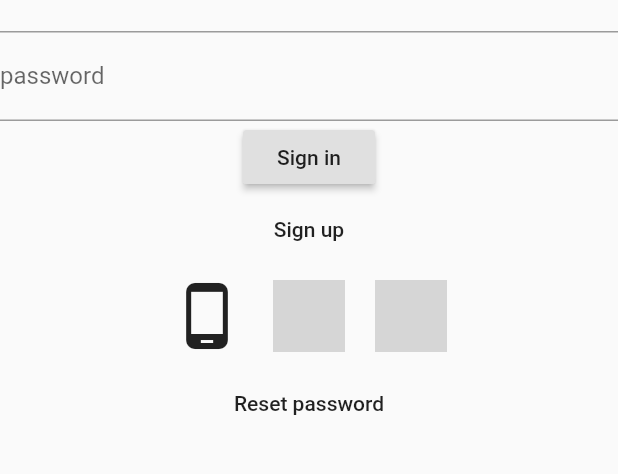
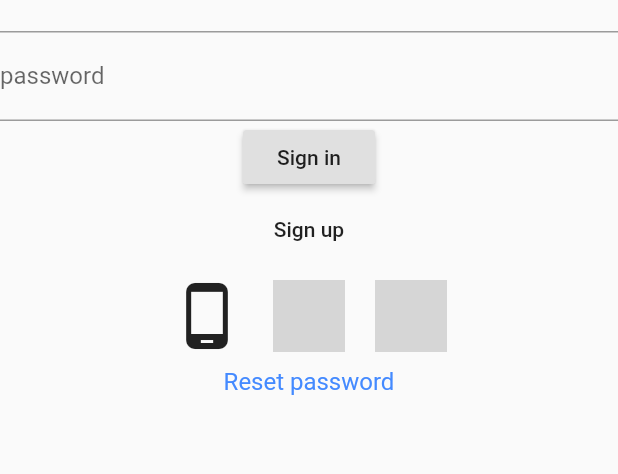
Before and after one commit to litslink/flutter-cognito-auth-blueprint, a Flutter app: the screen it shows after launch, on a phone screen of 412 x 824 dp, the part 86-560 px from its top. Run offline on Flutter 3.47's test engine with Material 2 defaults, Android fonts, the phone set to English and light mode, and no system bars; our stand-ins replace bloc, equatable, flutter_bloc, google_sign_in, image_picker; missing offline and left inert: amazon_s3_cognito, flutter_cognito_plugin; network calls fail; grey boxes are pictures that could not be loaded.

Commit message:
code refactoring

```diff
--- a/lib/auth/password_reset/password_reset_bloc.dart
+++ b/lib/auth/password_reset/password_reset_bloc.dart
@@ -37,7 +37,6 @@ class PasswordResetBloc extends Bloc<PasswordResetEvent, PasswordResetState> {
         yield ResetRequired(isEmailValid: true);
       }
     }
-
     if (event is ConfirmResetButtonPressed) {
       yield ResetLoading();
       try {
@@ -57,19 +56,16 @@ class PasswordResetBloc extends Bloc<PasswordResetEvent, PasswordResetState> {
         yield ConfirmReset(isPasswordValid: true, isCodeValid: true);
       }
     }
-
     if (event is EmailChanged) {
       yield FieldChanged();
       _email.add(event.email);
       yield ResetRequired(isEmailValid: true);
     }
-
     if (event is PasswordChanged) {
       yield FieldChanged();
       _password.add(event.password);
       yield ConfirmReset(isPasswordValid: true, isCodeValid: true);
     }
-
     if (event is ConfirmationCodeChanged) {
       yield FieldChanged();
       _code.add(event.code);
--- a/lib/auth/password_reset/password_reset_page.dart
+++ b/lib/auth/password_reset/password_reset_page.dart
@@ -58,8 +58,7 @@ class PasswordResetPageState extends State<PasswordResetPage> {
               } else if (state is GettingConfirmationCode) {
                 return _buildResetForm(context, true);
               } else if (state is ResetLoading) {
-                return _buildConfirmationForm(
-                    context, true, true);
+                return _buildConfirmationForm(context, true, true);
               }
             },
           ),
--- a/lib/auth/sign_in/sign_in_bloc.dart
+++ b/lib/auth/sign_in/sign_in_bloc.dart
@@ -44,7 +44,6 @@ class SignInBloc extends Bloc<SignInEvent, LoginState> {
         yield SignInRequired(isEmailValid: true, isPasswordValid: true);
       }
     }
-
     if (event is SignInWithGooglePressed) {
       yield SignInWithGoogle();
       try {
@@ -59,26 +58,21 @@ class SignInBloc extends Bloc<SignInEvent, LoginState> {
         yield SignInRequired(isEmailValid: true, isPasswordValid: true);
       }
     }
-
     if (event is SignInWithFacebookPressed) {
       yield SignInWithFacebook();
       await _authenticationRepository.signInWithFacebook();
     }
-
     if (event is SignUpButtonPressed) {
       yield SignInMovingToSignUp();
     }
-
     if (event is ResetButtonPressed) {
       yield ResetPassword();
     }
-
     if (event is EmailChanged) {
       yield FieldChanged();
       _email.add(event.email);
       yield SignInRequired(isEmailValid: true, isPasswordValid: true);
     }
-
     if (event is PasswordChanged) {
       yield FieldChanged();
       _password.add(event.password);
--- a/lib/auth/sign_in/sign_in_page.dart
+++ b/lib/auth/sign_in/sign_in_page.dart
@@ -32,7 +32,6 @@ class SignInPageState extends State<SignInPage> {
   @override
   Widget build(BuildContext c) {
     _signInBloc = SignInBloc(Provider.of<AuthenticationRepository>(context));
-
     return Scaffold(
         body: Container(
             margin: EdgeInsets.only(top: 20.0),
@@ -145,10 +144,11 @@ class SignInPageState extends State<SignInPage> {
           )
         ],
       ),
-      FlatButton(
-          onPressed: () =>
-              Navigator.of(context).pushNamed(PasswordResetPage.route),
-          child: Text('Reset password')),
+      GestureDetector(
+        onTap: () => Navigator.of(context).pushNamed(PasswordResetPage.route),
+        child: Text('Reset password',
+            style: TextStyle(fontSize: 16, color: Colors.blueAccent)),
+      ),
     ]);
   }
 }
--- a/lib/auth/sign_up/sign_up_bloc.dart
+++ b/lib/auth/sign_up/sign_up_bloc.dart
@@ -47,7 +47,6 @@ class SignUpBloc extends Bloc<SignUpEvent, SignUpState> {
         yield SignUpRequired(isEmailValid: true, isPasswordValid: true);
       }
     }
-
     if (event is ConfirmSignUpPressed) {
       yield ConfirmationLoading();
       SignUpResult res;
@@ -69,23 +68,19 @@ class SignUpBloc extends Bloc<SignUpEvent, SignUpState> {
         yield SignUpRequired(isEmailValid: true, isPasswordValid: true);
       }
     }
-
     if (event is SignInButtonPressed) {
       yield SignUpMovingToSignIn();
     }
-
     if (event is EmailChanged) {
       yield FieldChanged();
       _email.add(event.email);
       yield SignUpRequired(isEmailValid: true, isPasswordValid: true);
     }
-
     if (event is PasswordChanged) {
       yield FieldChanged();
       _password.add(event.password);
       yield SignUpRequired(isEmailValid: true, isPasswordValid: true);
     }
-
     if (event is ConfirmationCodeChanged) {
       yield FieldChanged();
       _code.add(event.code);
--- a/lib/auth/sign_up/sign_up_page.dart
+++ b/lib/auth/sign_up/sign_up_page.dart
@@ -32,7 +32,6 @@ class SignUpPageState extends State<SignUpPage> {
   @override
   Widget build(BuildContext context) {
     _signUpBloc = SignUpBloc(Provider.of<AuthenticationRepository>(context));
-
     return Scaffold(
         body: Container(
             margin: EdgeInsets.only(top: 20.0),
--- a/lib/data/repository/user_repository.dart
+++ b/lib/data/repository/user_repository.dart
@@ -1,5 +1,4 @@
 import 'dart:io';
-
 import 'package:flutter/material.dart';
 import 'package:flutter_cognito_plugin/flutter_cognito_plugin.dart';
 import 'package:image_picker/image_picker.dart';
@@ -7,7 +6,7 @@ import '../model/user.dart';
 
 class UserRepository {
   Future<User> getUserInfo() async {
-    final attrs =  await Cognito.getUserAttributes();
+    final attrs = await Cognito.getUserAttributes();
     return User.fromMap(attrs);
   }
 
--- a/lib/main.dart
+++ b/lib/main.dart
@@ -1,10 +1,8 @@
 import 'package:bloc/bloc.dart';
-
 import 'package:flutter/material.dart';
 import 'package:flutter_bloc/flutter_bloc.dart';
 import 'package:flutterapp/auth/password_reset/password_reset_page.dart';
 import 'package:provider/provider.dart';
-
 import 'base.dart';
 import 'profile/edit/edit_page.dart';
 import 'provider.dart';
--- a/lib/profile/edit/edit_bloc.dart
+++ b/lib/profile/edit/edit_bloc.dart
@@ -61,13 +61,11 @@ class EditBloc extends Bloc<EditEvent, EditState> {
         yield EditRequired(isFirstNameValid: true, isLastNameValid: true);
       }
     }
-
     if (event is FirstNameChanged) {
       yield FieldChanged();
       _firstName.add(event.firstName);
       yield EditRequired(isFirstNameValid: true, isLastNameValid: true);
     }
-
     if (event is LastNameChanged) {
       yield FieldChanged();
       _lastName.add(event.lastName);
--- a/lib/profile/edit/edit_page.dart
+++ b/lib/profile/edit/edit_page.dart
@@ -1,12 +1,10 @@
 import 'dart:io';
-
 import 'package:flutter/material.dart';
 import 'package:flutter_bloc/flutter_bloc.dart';
 import 'package:image_picker/image_picker.dart';
 import 'package:provider/provider.dart';
 import '../../data/repository/user_repository.dart';
 import '../../widgets/loading_indicator.dart';
-
 import 'edit_bloc.dart';
 import 'edit_event.dart';
 import 'edit_state.dart';
@@ -35,7 +33,6 @@ class _EditPageState extends State<EditPage> {
   Widget build(BuildContext context) {
     final userRepository = Provider.of<UserRepository>(context);
     _editBloc = EditBloc(userRepository)..add(LoadUser());
-
     return Scaffold(
         body: BlocListener<EditBloc, EditState>(
       bloc: _editBloc,
--- a/lib/profile/edit/edit_state.dart
+++ b/lib/profile/edit/edit_state.dart
@@ -1,5 +1,4 @@
 import 'dart:io';
-
 import 'package:equatable/equatable.dart';
 import 'package:flutter/material.dart';
 import '../../data/model/user.dart';
--- a/lib/profile/profile_bloc.dart
+++ b/lib/profile/profile_bloc.dart
@@ -21,7 +21,6 @@ class ProfileBloc extends Bloc<ProfileEvent, ProfileState> {
         yield UserLoaded(user: user);
       }
     }
-
     if (event is SignOutUser) {
       await _authenticationRepository.signOut();
       yield SignedOut();
--- a/lib/profile/profile_page.dart
+++ b/lib/profile/profile_page.dart
@@ -26,7 +26,6 @@ class _ProfilePageState extends State<ProfilePage> {
     final userRepository = Provider.of<UserRepository>(context);
     _profileBloc = ProfileBloc(userRepository, authenticationRepository)
       ..add(LoadUser());
-
     return Scaffold(
         body: BlocListener<ProfileBloc, ProfileState>(
       bloc: _profileBloc,
--- a/lib/provider.dart
+++ b/lib/provider.dart
@@ -1,4 +1,3 @@
-
 import 'package:google_sign_in/google_sign_in.dart';
 import 'package:provider/provider.dart';
 import 'package:provider/single_child_widget.dart';
@@ -8,8 +7,9 @@ import 'data/repository/user_repository.dart';
 final List<SingleChildWidget> providers = [
   Provider<AuthenticationRepository>(
       create: (context) => AuthenticationRepository(GoogleSignIn(
-        scopes: <String>[
-          'email',],
-      ))),
+            scopes: <String>[
+              'email',
+            ],
+          ))),
   Provider<UserRepository>(create: (context) => UserRepository()),
 ];
--- a/lib/splash/splash_bloc.dart
+++ b/lib/splash/splash_bloc.dart
@@ -1,7 +1,6 @@
 import 'package:bloc/bloc.dart';
 import 'package:flutter_cognito_plugin/flutter_cognito_plugin.dart';
 import '../data/repository/authentication_repository.dart';
-
 import 'splash_event.dart';
 import 'splash_state.dart';
 
--- a/lib/splash/splash_page.dart
+++ b/lib/splash/splash_page.dart
@@ -1,10 +1,9 @@
 import 'package:flutter/material.dart';
 import 'package:flutter_bloc/flutter_bloc.dart';
 import 'package:provider/provider.dart';
+import '../auth/sign_in/sign_in_page.dart';
 import '../base.dart';
 import '../data/repository/authentication_repository.dart';
-import '../auth/sign_in/sign_in_page.dart';
-
 import 'splash_bloc.dart';
 import 'splash_event.dart';
 import 'splash_state.dart';
```
Also changed, not shown: lib/notifications/notification_page.dart (line endings or trailing spaces), lib/splash/splash_event.dart (line endings or trailing spaces), lib/validation/validation_state.dart (line endings or trailing spaces).
